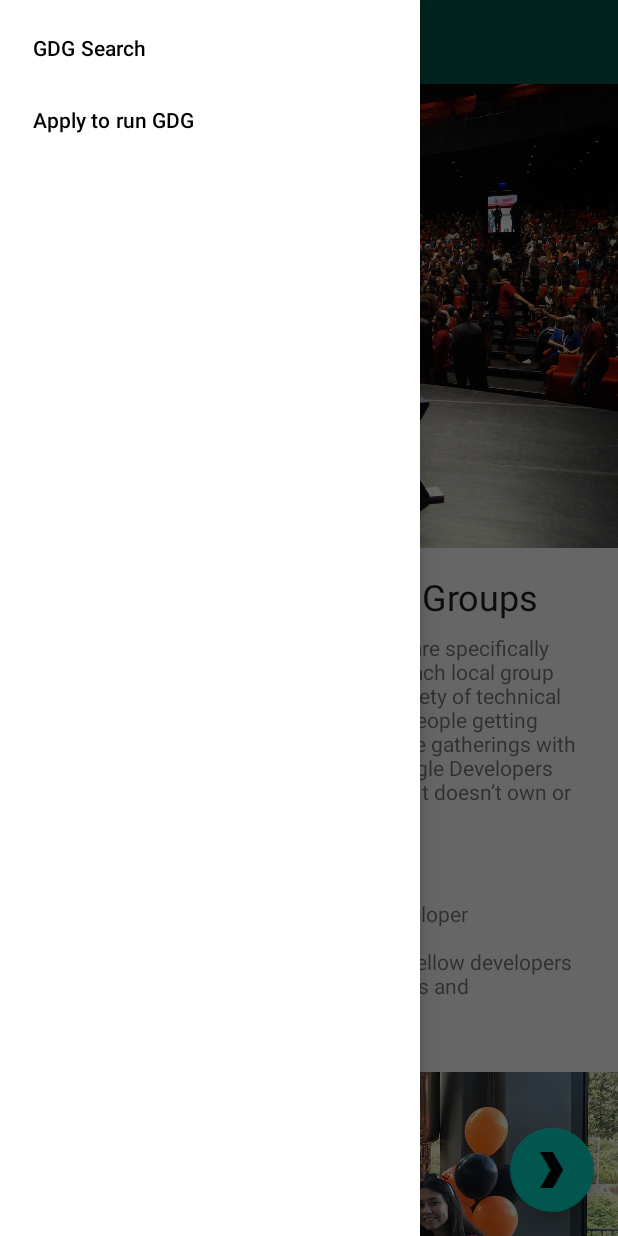
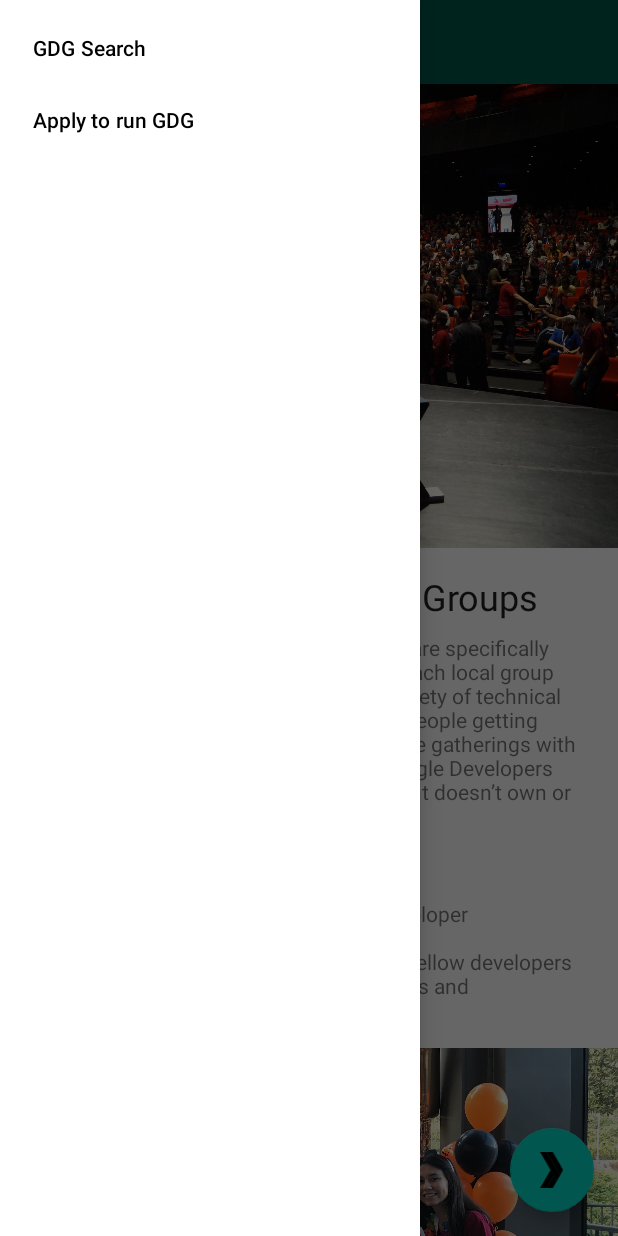
Before and after one commit to Manasask8127/GDGFinder, an Android app: the screen it shows after launch (MainActivity), with the side drawer open, on a phone screen of 412 x 824 dp. Run offline under Robolectric (Android 15) with nearby library versions, the phone set to English and light mode, and no system bars; our stand-ins replace data binding, navigation-ui; Roboto replaces fonts that are not available here.

Commit message:
dimens added

```diff
--- a/app/src/main/res/layout/home_fragment.xml
+++ b/app/src/main/res/layout/home_fragment.xml
@@ -85,7 +85,7 @@
                     android:id="@+id/end_image"
                     android:layout_width="0dp"
                     android:layout_height="0dp"
-                    android:layout_marginTop="16dp"
+                    android:layout_marginTop="@dimen/spacing_normal"
                     android:scaleType="centerCrop"
                     app:layout_constraintBottom_toBottomOf="parent"
                     app:layout_constraintDimensionRatio="3:1.5"
--- a/app/src/main/res/values/dimens.xml
+++ b/app/src/main/res/values/dimens.xml
@@ -1,4 +1,5 @@
 <?xml version="1.0" encoding="utf-8"?>
 <resources>
 
+    <dimen name="spacing_normal"></dimen>
 </resources>
```
